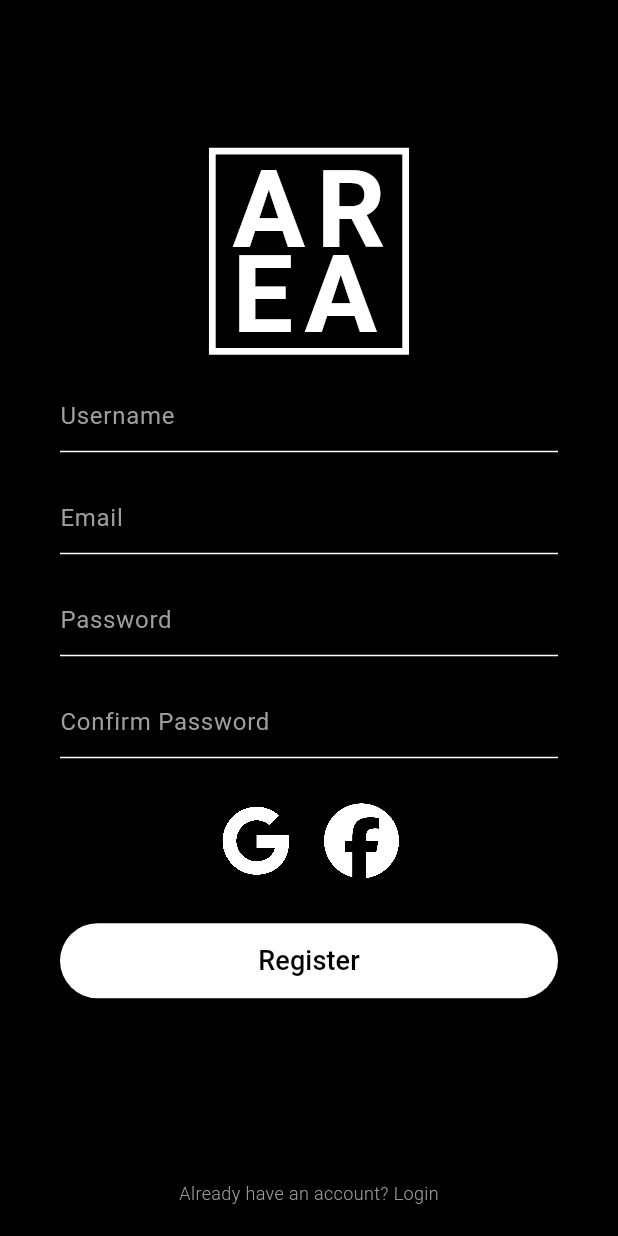
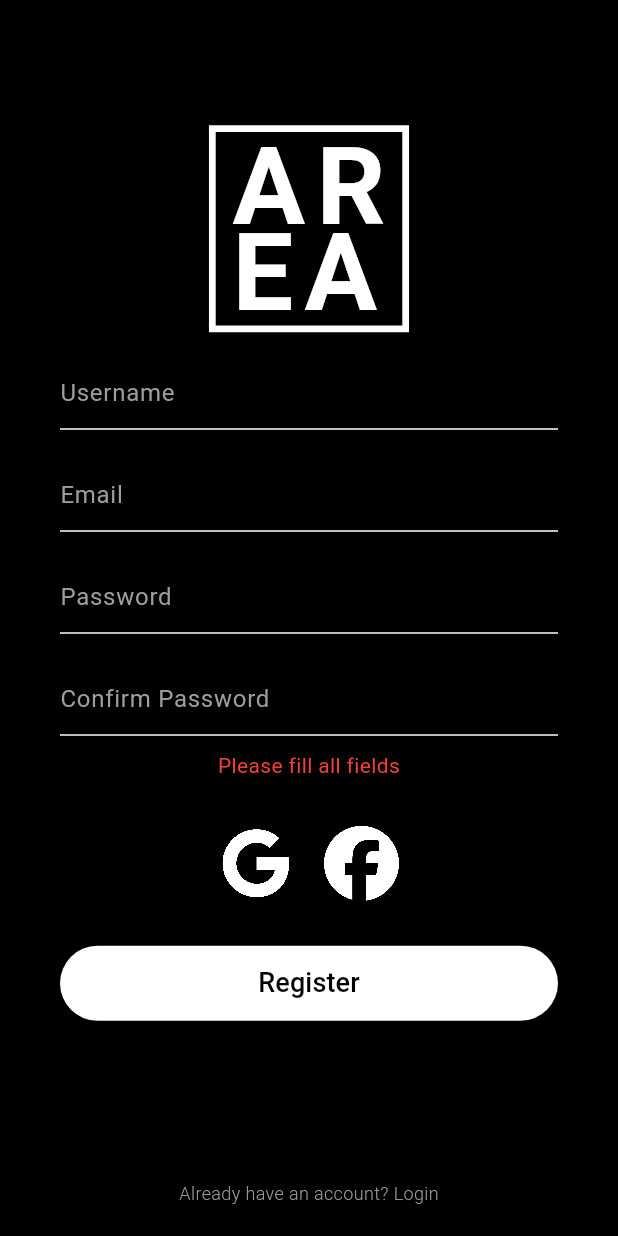
Before and after one commit to CrackedOnTiti/AREA, a Flutter app: the RegisterScreen screen opened directly, after a tap on "Register", on a phone screen of 412 x 824 dp. Run offline on Flutter 3.47's test engine with Material 3 defaults, Android fonts, the phone set to English and light mode, and no system bars; our stand-ins replace google_fonts.

Commit message:
[ADD] login and register API integration for mobile app #84

```diff
--- a/client/apk/lib/screens/register_screen.dart
+++ b/client/apk/lib/screens/register_screen.dart
@@ -1,7 +1,74 @@
 import 'package:flutter/material.dart';
 import 'package:google_fonts/google_fonts.dart';
+import '../services/api_service.dart';
 
-class RegisterScreen extends StatelessWidget {
+class RegisterScreen extends StatefulWidget {
+  @override
+  _RegisterScreenState createState() => _RegisterScreenState();
+}
+
+class _RegisterScreenState extends State<RegisterScreen> {
+  final TextEditingController _usernameController = TextEditingController();
+  final TextEditingController _emailController = TextEditingController();
+  final TextEditingController _passwordController = TextEditingController();
+  final TextEditingController _confirmPasswordController = TextEditingController();
+  bool _isLoading = false;
+  String? _errorMessage;
+
+  Future<void> _handleRegister() async {
+    setState(() {
+      _isLoading = true;
+      _errorMessage = null;
+    });
+
+    final username = _usernameController.text.trim();
+    final email = _emailController.text.trim();
+    final password = _passwordController.text;
+    final confirmPassword = _confirmPasswordController.text;
+
+    if (username.isEmpty || email.isEmpty || password.isEmpty || confirmPassword.isEmpty) {
+      setState(() {
+        _isLoading = false;
+        _errorMessage = 'Please fill all fields';
+      });
+      return;
+    }
+
+    if (password != confirmPassword) {
+      setState(() {
+        _isLoading = false;
+        _errorMessage = 'Passwords do not match';
+      });
+      return;
+    }
+
+    final result = await ApiService.register(username, email, password);
+
+    setState(() {
+      _isLoading = false;
+    });
+
+    if (result['success']) {
+      // TODO: Navigate to home screen and save token
+      print('Registration successful! Token: ${result['token']}');
+      print('User: ${result['user']}');
+
+      // Show success message and go back to login
+      ScaffoldMessenger.of(context).showSnackBar(
+        SnackBar(content: Text('Registration successful!'), backgroundColor: Colors.green),
+      );
+
+      // Go back to login screen after a short delay
+      Future.delayed(Duration(seconds: 1), () {
+        Navigator.pop(context);
+      });
+    } else {
+      setState(() {
+        _errorMessage = result['error'];
+      });
+    }
+  }
+
   @override
   Widget build(BuildContext context) {
     return Scaffold(
@@ -40,6 +107,7 @@ class RegisterScreen extends StatelessWidget {
 
                       // Username field
                       TextField(
+                        controller: _usernameController,
                         style: TextStyle(color: Colors.white),
                         decoration: InputDecoration(
                           hintText: 'Username',
@@ -56,7 +124,9 @@ class RegisterScreen extends StatelessWidget {
 
                       // Email field
                       TextField(
+                        controller: _emailController,
                         style: TextStyle(color: Colors.white),
+                        keyboardType: TextInputType.emailAddress,
                         decoration: InputDecoration(
                           hintText: 'Email',
                           hintStyle: TextStyle(color: Colors.grey),
@@ -72,6 +142,7 @@ class RegisterScreen extends StatelessWidget {
 
                       // Password field
                       TextField(
+                        controller: _passwordController,
                         obscureText: true,
                         style: TextStyle(color: Colors.white),
                         decoration: InputDecoration(
@@ -89,6 +160,7 @@ class RegisterScreen extends StatelessWidget {
 
                       // Confirm Password field
                       TextField(
+                        controller: _confirmPasswordController,
                         obscureText: true,
                         style: TextStyle(color: Colors.white),
                         decoration: InputDecoration(
@@ -102,7 +174,19 @@ class RegisterScreen extends StatelessWidget {
                           ),
                         ),
                       ),
-                      SizedBox(height: 30),
+                      SizedBox(height: 10),
+
+                      // Error message
+                      if (_errorMessage != null)
+                        Padding(
+                          padding: EdgeInsets.only(bottom: 10),
+                          child: Text(
+                            _errorMessage!,
+                            style: TextStyle(color: Colors.red, fontSize: 14),
+                            textAlign: TextAlign.center,
+                          ),
+                        ),
+                      SizedBox(height: 20),
 
                       // OAuth icons (horizontal)
                       Row(
@@ -143,15 +227,22 @@ class RegisterScreen extends StatelessWidget {
 
                       // Register button
                       ElevatedButton(
-                        onPressed: () {
-                          print('Register pressed');
-                        },
+                        onPressed: _isLoading ? null : _handleRegister,
                         style: ElevatedButton.styleFrom(
                           backgroundColor: Colors.white,
                           foregroundColor: Colors.black,
                           minimumSize: Size(double.infinity, 50),
                         ),
-                        child: Text('Register', style: TextStyle(fontSize: 18)),
+                        child: _isLoading
+                            ? SizedBox(
+                                height: 20,
+                                width: 20,
+                                child: CircularProgressIndicator(
+                                  strokeWidth: 2,
+                                  valueColor: AlwaysStoppedAnimation<Color>(Colors.black),
+                                ),
+                              )
+                            : Text('Register', style: TextStyle(fontSize: 18)),
                       ),
                     ],
                   ),
--- a/client/apk/pubspec.yaml
+++ b/client/apk/pubspec.yaml
@@ -8,6 +8,7 @@ dependencies:
   flutter:
     sdk: flutter
   google_fonts: ^6.1.0
+  http: ^1.1.0
 
 flutter:
   assets:
```
Also changed, not shown: client/apk/lib/main.dart (+83 -7 lines), client/apk/lib/services/api_service.dart (added, +112 -0 lines), 1 other file.
